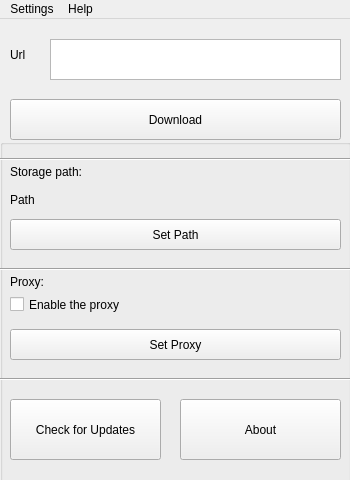
The window that app/ui/main_window.ui (ingbyr/vdm) describes before a commit, drawn with Qt 5.
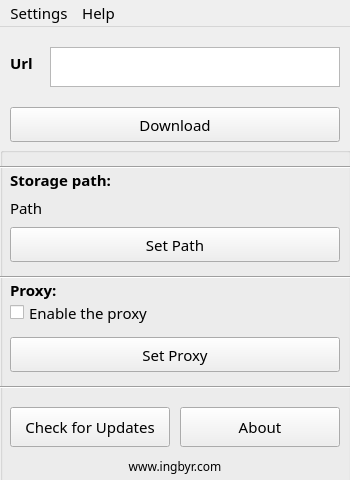
The same window after the commit. Icons and pictures are not drawn.

The edit to the form file:
```diff
--- a/app/ui/main_window.ui
+++ b/app/ui/main_window.ui
@@ -10,6 +10,12 @@
     <height>480</height>
    </rect>
   </property>
+  <property name="font">
+   <font>
+    <family>Century Gothic</family>
+    <pointsize>11</pointsize>
+   </font>
+  </property>
   <property name="windowTitle">
    <string>YouGet</string>
   </property>
@@ -30,6 +36,14 @@
       <height>31</height>
      </rect>
     </property>
+    <property name="font">
+     <font>
+      <family>Century Gothic</family>
+      <pointsize>11</pointsize>
+      <weight>75</weight>
+      <bold>true</bold>
+     </font>
+    </property>
     <property name="text">
      <string>Url</string>
     </property>
@@ -39,10 +53,15 @@
      <rect>
       <x>50</x>
       <y>20</y>
-      <width>291</width>
-      <height>41</height>
+      <width>290</width>
+      <height>40</height>
      </rect>
     </property>
+    <property name="font">
+     <font>
+      <family>Century Gothic</family>
+     </font>
+    </property>
    </widget>
    <widget class="QGroupBox" name="settingsBox">
     <property name="geometry">
@@ -65,6 +84,12 @@
        <height>31</height>
       </rect>
      </property>
+     <property name="font">
+      <font>
+       <family>Century Gothic</family>
+       <pointsize>11</pointsize>
+      </font>
+     </property>
      <property name="text">
       <string>Enable the proxy</string>
      </property>
@@ -78,6 +103,12 @@
        <height>21</height>
       </rect>
      </property>
+     <property name="font">
+      <font>
+       <family>Century Gothic</family>
+       <pointsize>11</pointsize>
+      </font>
+     </property>
      <property name="text">
       <string>Path</string>
      </property>
@@ -87,10 +118,16 @@
       <rect>
        <x>10</x>
        <y>80</y>
-       <width>331</width>
-       <height>31</height>
+       <width>330</width>
+       <height>35</height>
       </rect>
      </property>
+     <property name="font">
+      <font>
+       <family>Century Gothic</family>
+       <pointsize>11</pointsize>
+      </font>
+     </property>
      <property name="text">
       <string>Set Path</string>
      </property>
@@ -100,10 +137,16 @@
       <rect>
        <x>10</x>
        <y>190</y>
-       <width>331</width>
-       <height>31</height>
+       <width>330</width>
+       <height>35</height>
       </rect>
      </property>
+     <property name="font">
+      <font>
+       <family>Century Gothic</family>
+       <pointsize>11</pointsize>
+      </font>
+     </property>
      <property name="text">
       <string>Set Proxy</string>
      </property>
@@ -113,10 +156,16 @@
       <rect>
        <x>10</x>
        <y>260</y>
-       <width>151</width>
-       <height>61</height>
+       <width>160</width>
+       <height>40</height>
       </rect>
      </property>
+     <property name="font">
+      <font>
+       <family>Century Gothic</family>
+       <pointsize>11</pointsize>
+      </font>
+     </property>
      <property name="text">
       <string>Check for Updates</string>
      </property>
@@ -126,10 +175,16 @@
       <rect>
        <x>180</x>
        <y>260</y>
-       <width>161</width>
-       <height>61</height>
+       <width>160</width>
+       <height>40</height>
       </rect>
      </property>
+     <property name="font">
+      <font>
+       <family>Century Gothic</family>
+       <pointsize>11</pointsize>
+      </font>
+     </property>
      <property name="text">
       <string>About</string>
      </property>
@@ -143,6 +198,14 @@
        <height>25</height>
       </rect>
      </property>
+     <property name="font">
+      <font>
+       <family>Century Gothic</family>
+       <pointsize>11</pointsize>
+       <weight>75</weight>
+       <bold>true</bold>
+      </font>
+     </property>
      <property name="text">
       <string>Storage path:</string>
      </property>
@@ -156,6 +219,14 @@
        <height>25</height>
       </rect>
      </property>
+     <property name="font">
+      <font>
+       <family>Century Gothic</family>
+       <pointsize>11</pointsize>
+       <weight>75</weight>
+       <bold>true</bold>
+      </font>
+     </property>
      <property name="text">
       <string>Proxy:</string>
      </property>
@@ -186,16 +257,50 @@
       <enum>Qt::Horizontal</enum>
      </property>
     </widget>
+    <widget class="QLabel" name="label_3">
+     <property name="geometry">
+      <rect>
+       <x>20</x>
+       <y>310</y>
+       <width>310</width>
+       <height>20</height>
+      </rect>
+     </property>
+     <property name="font">
+      <font>
+       <family>Century Gothic</family>
+       <pointsize>9</pointsize>
+      </font>
+     </property>
+     <property name="layoutDirection">
+      <enum>Qt::LeftToRight</enum>
+     </property>
+     <property name="text">
+      <string>www.ingbyr.com</string>
+     </property>
+     <property name="textFormat">
+      <enum>Qt::RichText</enum>
+     </property>
+     <property name="alignment">
+      <set>Qt::AlignCenter</set>
+     </property>
+    </widget>
    </widget>
    <widget class="QPushButton" name="button_download">
     <property name="geometry">
      <rect>
       <x>10</x>
       <y>80</y>
-      <width>331</width>
-      <height>41</height>
+      <width>330</width>
+      <height>35</height>
      </rect>
     </property>
+    <property name="font">
+     <font>
+      <family>Century Gothic</family>
+      <pointsize>11</pointsize>
+     </font>
+    </property>
     <property name="text">
      <string>Download</string>
     </property>
@@ -220,10 +325,22 @@
      <x>0</x>
      <y>0</y>
      <width>350</width>
-     <height>23</height>
+     <height>26</height>
     </rect>
    </property>
+   <property name="font">
+    <font>
+     <family>Century Gothic</family>
+     <pointsize>11</pointsize>
+    </font>
+   </property>
    <widget class="QMenu" name="menu_settings">
+    <property name="font">
+     <font>
+      <family>Century Gothic</family>
+      <pointsize>11</pointsize>
+     </font>
+    </property>
     <property name="title">
      <string>Settings</string>
     </property>
```
Left out of the diff: 30 changed lines with no effect on the pictures.
